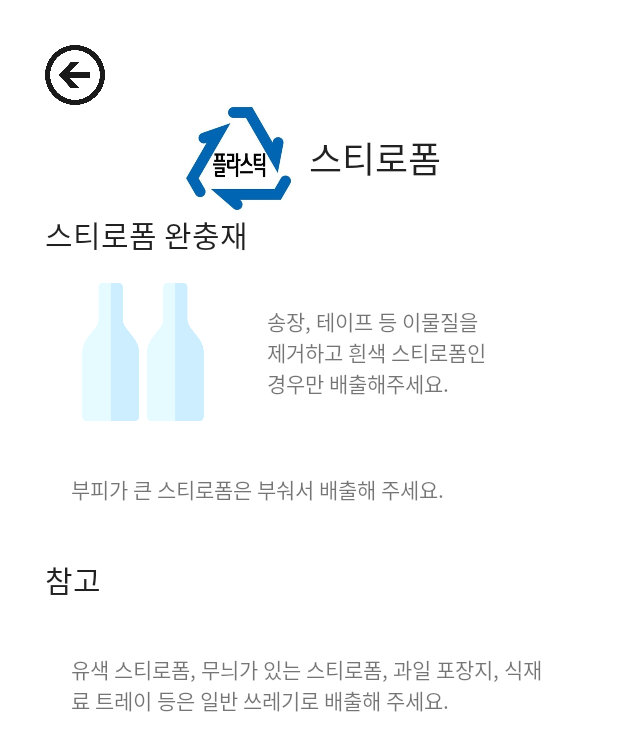
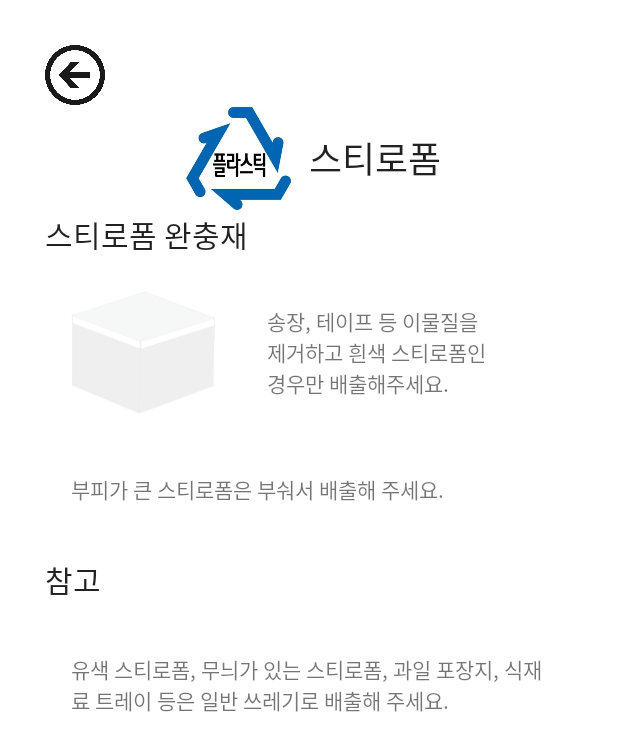
Before and after one commit to YRim99/reGardening-test, an Android app: the layout activity_styrofoam.xml on its own in the app's theme, with its tools: preview values and no code run, on a phone screen of 412 x 824 dp. Shown: the top 751 px of the screen. Run offline under Robolectric (Android 15) with nearby library versions, the phone set to English and light mode, and no system bars.

Commit message:
스티로폼 박스 사진 업로드

```diff
--- a/app/src/main/res/layout/activity_styrofoam.xml
+++ b/app/src/main/res/layout/activity_styrofoam.xml
@@ -79,11 +79,11 @@
             android:layout_height="match_parent">
 
             <ImageView
-                android:id="@+id/imageView"
+                android:id="@+id/styrofoambox"
                 android:layout_width="96dp"
                 android:layout_height="92dp"
                 android:layout_margin="17dp"
-                app:srcCompat="@drawable/bottle" />
+                app:srcCompat="@drawable/styrofoambox" />
 
             <androidx.constraintlayout.widget.ConstraintLayout
                 android:layout_width="match_parent"
```
Also changed, not shown: app/src/main/res/drawable/styrofoambox.png (added).
